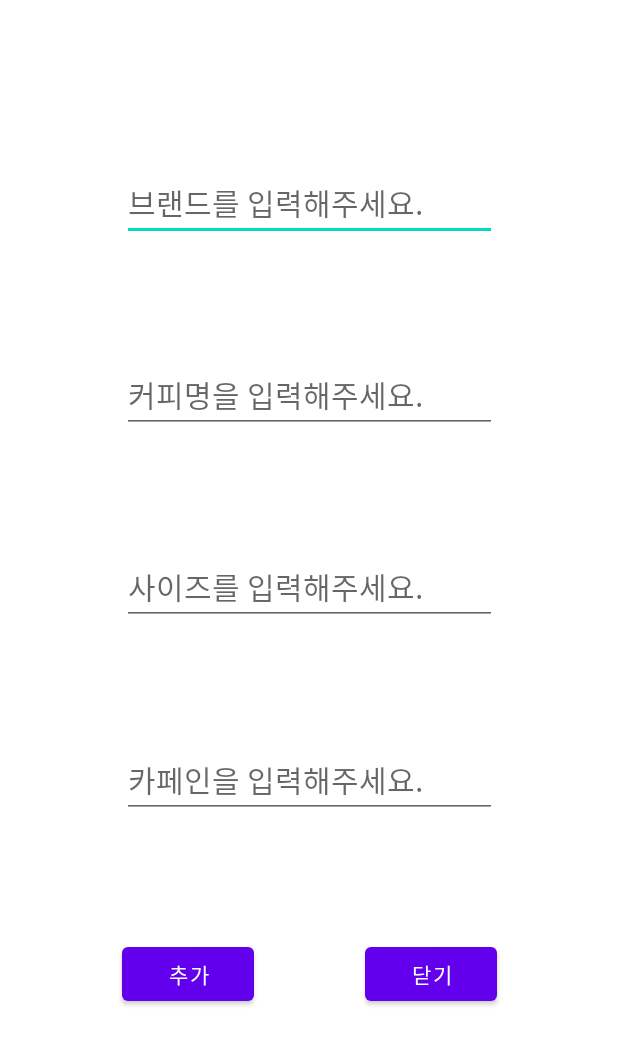
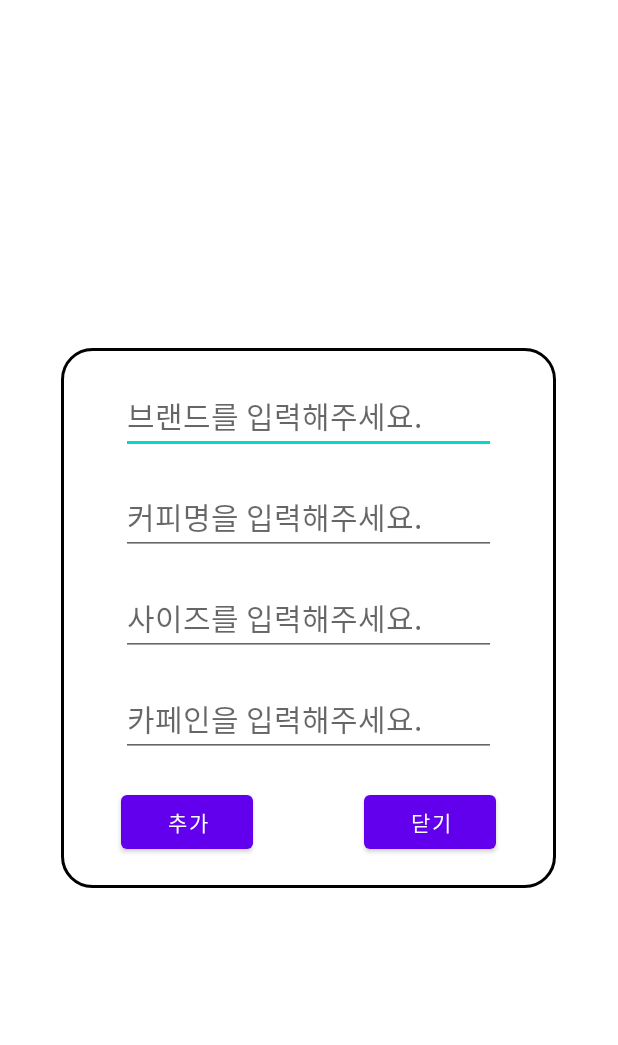
Before and after one commit to SFFK/CaffeineCalculator, an Android app: the layout add_dialog.xml on its own in the app's theme, with its tools: preview values and no code run, on a phone screen of 412 x 824 dp. Shown: the top 1045 px of the screen. Run offline under Robolectric (Android 15) with nearby library versions, the phone set to English and light mode, and no system bars.

Commit message:
UI 수정

```diff
--- a/app/src/main/java/com/cookandroid/caffeinecalculator/AddDialog.kt
+++ b/app/src/main/java/com/cookandroid/caffeinecalculator/AddDialog.kt
@@ -1,6 +1,8 @@
 package com.cookandroid.caffeinecalculator
 
 import android.app.Dialog
+import android.graphics.Color
+import android.graphics.drawable.ColorDrawable
 import android.view.Window
 import android.view.WindowManager
 import androidx.fragment.app.FragmentActivity
@@ -23,6 +25,7 @@ class AddDialog(private val context : FragmentActivity) {
     fun show() {
         binding = AddDialogBinding.inflate(context.layoutInflater)
 
+        dlg.window!!.setBackgroundDrawable(ColorDrawable(Color.TRANSPARENT))
         // 타이틀바 제거
         dlg.requestWindowFeature((Window.FEATURE_NO_TITLE))
         // 화면을 눌렀을 떄 다이얼로그가 안닫히도록 함
@@ -30,7 +33,7 @@ class AddDialog(private val context : FragmentActivity) {
         dlg.setContentView(binding.root)
 
         // 다이얼로그 크기 조정
-        dlg.window!!.setLayout(WindowManager.LayoutParams.MATCH_PARENT, WindowManager.LayoutParams.MATCH_PARENT)
+        dlg.window!!.setLayout(WindowManager.LayoutParams.WRAP_CONTENT, WindowManager.LayoutParams.WRAP_CONTENT)
 
         binding.addAddBtn.setOnClickListener {
             val brand = binding.addBrand.text.toString()
--- /dev/null
+++ b/app/src/main/res/drawable/round.xml
@@ -0,0 +1,7 @@
+<?xml version="1.0" encoding="utf-8"?>
+<shape xmlns:android="http://schemas.android.com/apk/res/android"
+    android:shape="rectangle">
+    <solid android:color="@color/white" />
+    <stroke android:width="2dp"/>
+    <corners android:radius="20dp" />
+</shape>
--- a/app/src/main/res/layout/add_dialog.xml
+++ b/app/src/main/res/layout/add_dialog.xml
@@ -3,8 +3,10 @@
     xmlns:android="http://schemas.android.com/apk/res/android"
     xmlns:app="http://schemas.android.com/apk/res-auto"
     xmlns:tools="http://schemas.android.com/tools"
-    android:layout_width="match_parent"
-    android:layout_height="match_parent"
+    android:background="@drawable/round"
+    android:layout_width="wrap_content"
+    android:layout_height="wrap_content"
+    android:layout_gravity="center"
     android:paddingVertical="20dp">
 
     <EditText
@@ -13,10 +15,10 @@
         android:layout_height="wrap_content"
         android:hint="브랜드를 입력해주세요."
         android:textSize="20sp"
-        android:layout_marginTop="90dp"
+        android:layout_marginStart="40dp"
+        android:layout_marginEnd="40dp"
         app:layout_constraintEnd_toEndOf="parent"
-        app:layout_constraintStart_toStartOf="parent"
-        app:layout_constraintTop_toTopOf="parent" />
+        app:layout_constraintStart_toStartOf="parent" />
 
     <EditText
         android:id="@+id/add_coffee"
@@ -24,9 +26,11 @@
         android:layout_height="wrap_content"
         android:hint="커피명을 입력해주세요."
         android:textSize="20sp"
+        android:layout_marginStart="40dp"
+        android:layout_marginEnd="40dp"
         app:layout_constraintBottom_toBottomOf="@id/add_size"
-        app:layout_constraintEnd_toEndOf="@+id/add_brand"
-        app:layout_constraintStart_toStartOf="@+id/add_brand"
+        app:layout_constraintEnd_toEndOf="parent"
+        app:layout_constraintStart_toStartOf="parent"
         app:layout_constraintTop_toTopOf="@id/add_brand" />
 
     <EditText
@@ -35,9 +39,11 @@
         android:layout_height="wrap_content"
         android:hint="사이즈를 입력해주세요."
         android:textSize="20sp"
+        android:layout_marginStart="40dp"
+        android:layout_marginEnd="40dp"
         app:layout_constraintBottom_toBottomOf="@id/add_caffeine"
-        app:layout_constraintEnd_toEndOf="@+id/add_brand"
-        app:layout_constraintStart_toStartOf="@+id/add_coffee"
+        app:layout_constraintEnd_toEndOf="parent"
+        app:layout_constraintStart_toStartOf="parent"
         app:layout_constraintTop_toTopOf="@id/add_coffee" />
 
     <EditText
@@ -46,10 +52,12 @@
         android:layout_height="wrap_content"
         android:hint="카페인을 입력해주세요."
         android:textSize="20sp"
-        android:inputType="number"
+        android:layout_marginStart="40dp"
+        android:layout_marginEnd="40dp"
+        android:inputType="numberDecimal"
         app:layout_constraintBottom_toBottomOf="@id/add_addBtn"
-        app:layout_constraintEnd_toEndOf="@id/add_brand"
-        app:layout_constraintStart_toStartOf="@id/add_size"
+        app:layout_constraintEnd_toEndOf="parent"
+        app:layout_constraintStart_toStartOf="parent"
         app:layout_constraintTop_toTopOf="@id/add_size" />
 
     <Button
@@ -57,10 +65,10 @@
         android:layout_width="wrap_content"
         android:layout_height="wrap_content"
         android:text="추가"
+        android:layout_marginTop="70dp"
+        android:layout_marginStart="40dp"
         app:layout_constraintBottom_toBottomOf="parent"
-        app:layout_constraintEnd_toStartOf="@+id/add_closeBtn"
-        app:layout_constraintHorizontal_bias="0.0"
-        app:layout_constraintStart_toStartOf="@+id/add_caffeine"
+        app:layout_constraintStart_toStartOf="parent"
         app:layout_constraintTop_toTopOf="@id/add_caffeine" />
 
     <Button
@@ -68,8 +76,10 @@
         android:layout_width="wrap_content"
         android:layout_height="wrap_content"
         android:text="닫기"
+        android:layout_marginTop="70dp"
+        android:layout_marginEnd="40dp"
         app:layout_constraintBottom_toBottomOf="parent"
-        app:layout_constraintEnd_toEndOf="@+id/add_caffeine"
+        app:layout_constraintEnd_toEndOf="parent"
         app:layout_constraintTop_toTopOf="@id/add_caffeine" />
 
 
```
Also changed, not shown: app/src/main/res/drawable/addlistxml.xml (added, +8 -0 lines), app/src/main/res/drawable/addxml.xml (added, +8 -0 lines), app/src/main/res/drawable/brownline.xml (added, +14 -0 lines), app/src/main/res/drawable/buttonradius.xml (added, +7 -0 lines), app/src/main/res/drawable/resetxml.xml (added, +8 -0 lines), app/src/main/res/layout/fragment_home.xml (+23 -11 lines), app/src/main/res/drawable-v24/add.png (added), app/src/main/res/drawable-v24/addlist.png (added), app/src/main/res/drawable-v24/down.png (added), app/src/main/res/drawable-v24/reset.png (added).
